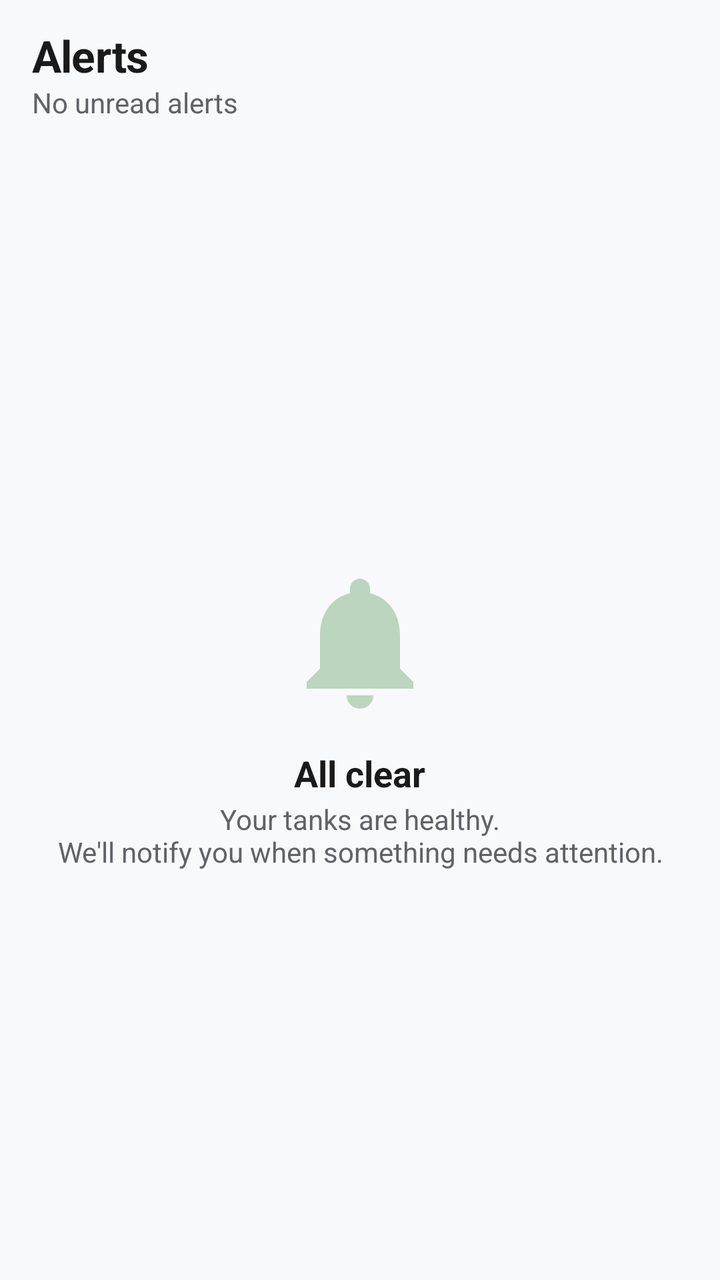
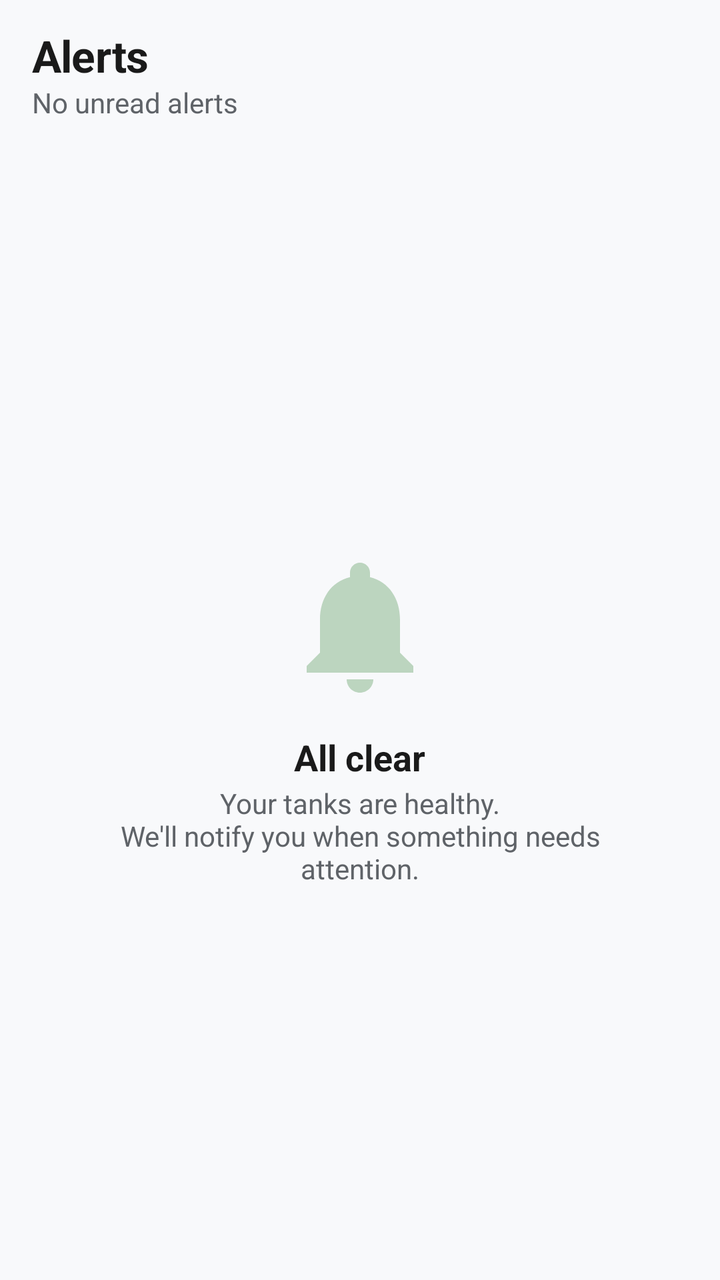

Before-and-after screenshots of an Android layout around one commit, followed by the original layout XML and the change that was made.
<!-- AndroidManifest.xml: application theme Theme.CraySafe -->
<!-- res/layout/fragment_alerts.xml -->
<?xml version="1.0" encoding="utf-8"?>
<androidx.constraintlayout.widget.ConstraintLayout
    xmlns:android="http://schemas.android.com/apk/res/android"
    xmlns:app="http://schemas.android.com/apk/res-auto"
    android:layout_width="match_parent"
    android:layout_height="match_parent"
    android:background="@color/background">

    
    <LinearLayout
        android:id="@+id/headerLayout"
        android:layout_width="match_parent"
        android:layout_height="wrap_content"
        android:orientation="vertical"
        android:padding="@dimen/space_md"
        android:paddingBottom="@dimen/space_sm"
        app:layout_constraintTop_toTopOf="parent">

        <TextView
            style="@style/Text.H2"
            android:layout_width="wrap_content"
            android:layout_height="wrap_content"
            android:text="Alerts" />

        <TextView
            android:id="@+id/tvUnreadCount"
            style="@style/Text.BodyMuted"
            android:layout_width="wrap_content"
            android:layout_height="wrap_content"
            android:text="No unread alerts"
            android:layout_marginTop="2dp" />
    </LinearLayout>

    
    <androidx.recyclerview.widget.RecyclerView
        android:id="@+id/rvAlerts"
        android:layout_width="match_parent"
        android:layout_height="0dp"
        android:paddingHorizontal="@dimen/space_md"
        android:paddingBottom="@dimen/space_md"
        android:clipToPadding="false"
        android:visibility="gone"
        app:layout_constraintTop_toBottomOf="@id/headerLayout"
        app:layout_constraintBottom_toBottomOf="parent" />

    
    <LinearLayout
        android:id="@+id/emptyStateLayout"
        android:layout_width="match_parent"
        android:layout_height="0dp"
        android:gravity="center"
        android:orientation="vertical"
        android:padding="@dimen/space_lg"
        app:layout_constraintTop_toBottomOf="@id/headerLayout"
        app:layout_constraintBottom_toBottomOf="parent">

        <ImageView
            android:layout_width="80dp"
            android:layout_height="80dp"
            android:src="@drawable/ic_notifications"
            android:alpha="0.3"
            app:tint="@color/safe"
            android:contentDescription="No alerts" />

        <TextView
            style="@style/Text.H3"
            android:layout_width="wrap_content"
            android:layout_height="wrap_content"
            android:text="All clear"
            android:layout_marginTop="@dimen/space_md" />

        <TextView
            style="@style/Text.BodyMuted"
            android:layout_width="wrap_content"
            android:layout_height="wrap_content"
            android:text="Your tanks are healthy.\nWe'll notify you when something needs attention."
            android:gravity="center"
            android:layout_marginTop="@dimen/space_xs" />
    </LinearLayout>

    <ProgressBar
        android:id="@+id/progressBar"
        android:layout_width="24dp"
        android:layout_height="24dp"
        android:visibility="gone"
        app:layout_constraintTop_toBottomOf="@id/headerLayout"
        app:layout_constraintStart_toStartOf="parent"
        app:layout_constraintEnd_toEndOf="parent"
        android:layout_marginTop="@dimen/space_md" />

</androidx.constraintlayout.widget.ConstraintLayout>
<!-- resources referenced by this layout -->
<resources>
  <color name="background">#F8F9FB</color>
  <color name="safe">#2E7D32</color>
  <dimen name="space_lg">24dp</dimen>
  <dimen name="space_md">16dp</dimen>
  <dimen name="space_sm">8dp</dimen>
  <dimen name="space_xs">4dp</dimen>
  <!-- drawable ic_notifications (drawable) -->
  <vector xmlns:android="http://schemas.android.com/apk/res/android"
      android:width="24dp"
      android:height="24dp"
      android:viewportWidth="24"
      android:viewportHeight="24">
      <path
          android:fillColor="#FFFFFF"
          android:pathData="M12,22c1.1,0 2,-0.9 2,-2h-4c0,1.1 0.89,2 2,2zM18,16v-5c0,-3.07 -1.64,-5.64 -4.5,-6.32V4c0,-0.83 -0.67,-1.5 -1.5,-1.5s-1.5,0.67 -1.5,1.5v0.68C7.63,5.36 6,7.92 6,11v5l-2,2v1h16v-1l-2,-2z"/>
  </vector>
  <style name="Text.BodyMuted">
          <item name="android:textSize">14sp</item>
          <item name="android:textColor">@color/text_secondary</item>
      </style>
  <style name="Text.H2">
          <item name="android:textSize">22sp</item>
          <item name="android:textStyle">bold</item>
          <item name="android:letterSpacing">-0.01</item>
      </style>
  <style name="Text.H3">
          <item name="android:textSize">18sp</item>
          <item name="android:textStyle">bold</item>
      </style>
  <style name="Theme.CraySafe" parent="Theme.MaterialComponents.Light.NoActionBar">
          <item name="colorPrimary">@color/primary</item>
          <item name="colorPrimaryVariant">@color/primary_dark</item>
          <item name="colorOnPrimary">@color/white</item>
  
          <item name="colorSecondary">@color/secondary</item>
          <item name="colorSecondaryVariant">@color/secondary_dark</item>
          <item name="colorOnSecondary">@color/white</item>
  
          <item name="android:colorBackground">@color/background</item>
          <item name="colorSurface">@color/surface</item>
          <item name="colorOnSurface">@color/text_primary</item>
          <item name="colorError">@color/critical</item>
  
          <item name="android:statusBarColor">@color/primary_dark</item>
          <item name="android:windowLightStatusBar">false</item>
  
          <item name="android:navigationBarColor">@color/surface</item>
      </style>
  <color name="text_secondary">#5F6368</color>
  <color name="primary">#0066CC</color>
  <color name="primary_dark">#004C99</color>
  <color name="white">#FFFFFFFF</color>
  <color name="secondary">#00B8A0</color>
  <color name="secondary_dark">#008A78</color>
  <color name="surface">#FFFFFF</color>
  <color name="text_primary">#1A1A1A</color>
  <color name="critical">#D32F2F</color>
</resources>

<!-- the commit's change to res/layout/fragment_alerts.xml (unified diff, before → after) -->
@@ -50,7 +50,7 @@
         android:layout_height="0dp"
         android:gravity="center"
         android:orientation="vertical"
-        android:padding="@dimen/space_lg"
+        android:padding="@dimen/space_xl"
         app:layout_constraintTop_toBottomOf="@id/headerLayout"
         app:layout_constraintBottom_toBottomOf="parent">
 
<!-- resource entries referenced after the edit -->
@@ -2,9 +2,9 @@
 <resources>
   <color name="background">#F8F9FB</color>
   <color name="safe">#2E7D32</color>
-  <dimen name="space_lg">24dp</dimen>
   <dimen name="space_md">16dp</dimen>
   <dimen name="space_sm">8dp</dimen>
+  <dimen name="space_xl">32dp</dimen>
   <dimen name="space_xs">4dp</dimen>
   <!-- drawable ic_notifications (drawable) -->
   <vector xmlns:android="http://schemas.android.com/apk/res/android"
